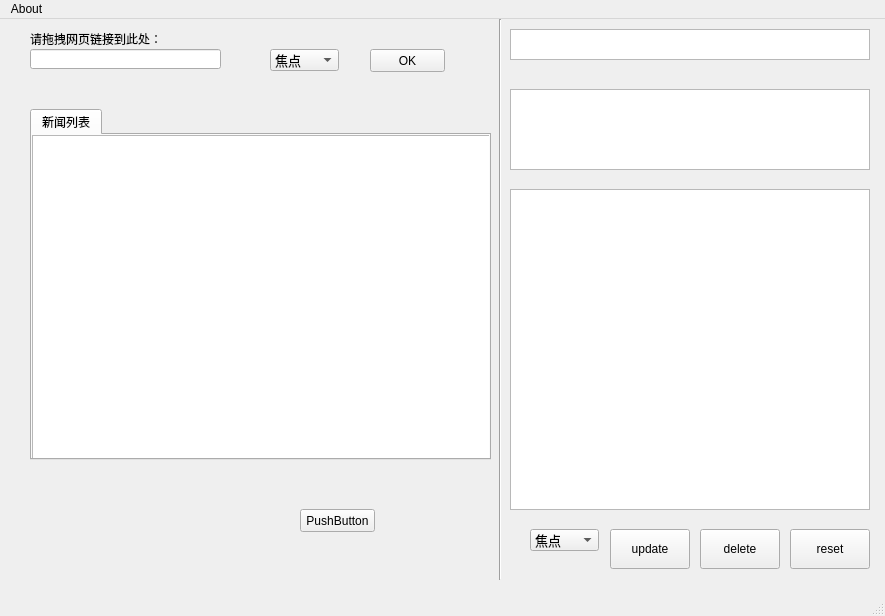
This is news0.ui in youzipi/news-desktop as Qt 5 draws it before an edit. The edited form follows.
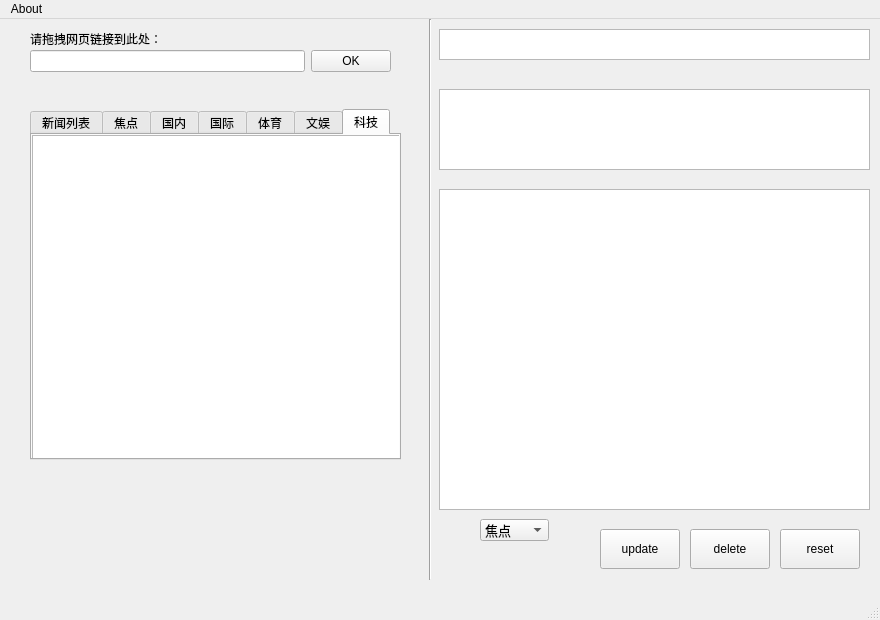
This is the edited form.

Commit message: add:实现分类列表显示 	数据库设置ui modify：布局调整 delete：删除了一些不必要的按钮

What changed in the file:
```diff
--- a/news0.ui
+++ b/news0.ui
@@ -6,14 +6,26 @@
    <rect>
     <x>0</x>
     <y>0</y>
-    <width>885</width>
-    <height>616</height>
+    <width>880</width>
+    <height>620</height>
    </rect>
   </property>
+  <property name="sizePolicy">
+   <sizepolicy hsizetype="Expanding" vsizetype="Ignored">
+    <horstretch>0</horstretch>
+    <verstretch>0</verstretch>
+   </sizepolicy>
+  </property>
   <property name="minimumSize">
    <size>
-    <width>80</width>
-    <height>0</height>
+    <width>880</width>
+    <height>620</height>
+   </size>
+  </property>
+  <property name="maximumSize">
+   <size>
+    <width>880</width>
+    <height>620</height>
    </size>
   </property>
   <property name="font">
@@ -32,7 +44,7 @@
      <rect>
       <x>30</x>
       <y>90</y>
-      <width>461</width>
+      <width>371</width>
       <height>351</height>
      </rect>
     </property>
@@ -49,7 +61,7 @@
      <enum>QTabWidget::Rounded</enum>
     </property>
     <property name="currentIndex">
-     <number>0</number>
+     <number>6</number>
     </property>
     <property name="elideMode">
      <enum>Qt::ElideNone</enum>
@@ -78,88 +90,157 @@
       </property>
      </widget>
     </widget>
-   </widget>
-   <widget class="QLineEdit" name="urlLine">
-    <property name="geometry">
-     <rect>
-      <x>30</x>
-      <y>30</y>
-      <width>191</width>
-      <height>20</height>
-     </rect>
-    </property>
-    <property name="text">
-     <string/>
-    </property>
-   </widget>
-   <widget class="QComboBox" name="categorizebox_p">
-    <property name="geometry">
-     <rect>
-      <x>270</x>
-      <y>30</y>
-      <width>69</width>
-      <height>22</height>
-     </rect>
-    </property>
-    <property name="font">
-     <font>
-      <family>SimSun-ExtB</family>
-      <pointsize>10</pointsize>
-      <weight>50</weight>
-      <bold>false</bold>
-      <kerning>true</kerning>
-     </font>
-    </property>
-    <item>
-     <property name="text">
+    <widget class="QWidget" name="tab">
+     <attribute name="title">
       <string>焦点</string>
-     </property>
-    </item>
-    <item>
-     <property name="text">
+     </attribute>
+     <widget class="QTableView" name="tableView_1">
+      <property name="geometry">
+       <rect>
+        <x>0</x>
+        <y>0</y>
+        <width>601</width>
+        <height>331</height>
+       </rect>
+      </property>
+      <property name="editTriggers">
+       <set>QAbstractItemView::NoEditTriggers</set>
+      </property>
+      <property name="dragEnabled">
+       <bool>true</bool>
+      </property>
+      <property name="sortingEnabled">
+       <bool>true</bool>
+      </property>
+     </widget>
+    </widget>
+    <widget class="QWidget" name="tab_2">
+     <attribute name="title">
       <string>国内</string>
-     </property>
-    </item>
-    <item>
-     <property name="text">
+     </attribute>
+     <widget class="QTableView" name="tableView_2">
+      <property name="geometry">
+       <rect>
+        <x>0</x>
+        <y>0</y>
+        <width>601</width>
+        <height>331</height>
+       </rect>
+      </property>
+      <property name="editTriggers">
+       <set>QAbstractItemView::NoEditTriggers</set>
+      </property>
+      <property name="dragEnabled">
+       <bool>true</bool>
+      </property>
+      <property name="sortingEnabled">
+       <bool>true</bool>
+      </property>
+     </widget>
+    </widget>
+    <widget class="QWidget" name="tab_3">
+     <attribute name="title">
       <string>国际</string>
-     </property>
-    </item>
-    <item>
-     <property name="text">
+     </attribute>
+     <widget class="QTableView" name="tableView_3">
+      <property name="geometry">
+       <rect>
+        <x>0</x>
+        <y>0</y>
+        <width>601</width>
+        <height>331</height>
+       </rect>
+      </property>
+      <property name="editTriggers">
+       <set>QAbstractItemView::NoEditTriggers</set>
+      </property>
+      <property name="dragEnabled">
+       <bool>true</bool>
+      </property>
+      <property name="sortingEnabled">
+       <bool>true</bool>
+      </property>
+     </widget>
+    </widget>
+    <widget class="QWidget" name="tab_4">
+     <attribute name="title">
       <string>体育</string>
-     </property>
-    </item>
-    <item>
-     <property name="text">
+     </attribute>
+     <widget class="QTableView" name="tableView_4">
+      <property name="geometry">
+       <rect>
+        <x>0</x>
+        <y>0</y>
+        <width>601</width>
+        <height>331</height>
+       </rect>
+      </property>
+      <property name="editTriggers">
+       <set>QAbstractItemView::NoEditTriggers</set>
+      </property>
+      <property name="dragEnabled">
+       <bool>true</bool>
+      </property>
+      <property name="sortingEnabled">
+       <bool>true</bool>
+      </property>
+     </widget>
+    </widget>
+    <widget class="QWidget" name="tab_5">
+     <attribute name="title">
       <string>文娱</string>
-     </property>
-    </item>
-    <item>
-     <property name="text">
+     </attribute>
+     <widget class="QTableView" name="tableView_5">
+      <property name="geometry">
+       <rect>
+        <x>0</x>
+        <y>0</y>
+        <width>391</width>
+        <height>331</height>
+       </rect>
+      </property>
+      <property name="editTriggers">
+       <set>QAbstractItemView::NoEditTriggers</set>
+      </property>
+      <property name="dragEnabled">
+       <bool>true</bool>
+      </property>
+      <property name="sortingEnabled">
+       <bool>true</bool>
+      </property>
+     </widget>
+    </widget>
+    <widget class="QWidget" name="tab_6">
+     <attribute name="title">
       <string>科技</string>
-     </property>
-    </item>
-   </widget>
-   <widget class="QPushButton" name="okbutton">
-    <property name="geometry">
-     <rect>
-      <x>370</x>
-      <y>30</y>
-      <width>75</width>
-      <height>23</height>
-     </rect>
-    </property>
-    <property name="text">
-     <string>OK</string>
-    </property>
+     </attribute>
+     <widget class="QTableView" name="tableView_6">
+      <property name="geometry">
+       <rect>
+        <x>0</x>
+        <y>0</y>
+        <width>371</width>
+        <height>331</height>
+       </rect>
+      </property>
+      <property name="editTriggers">
+       <set>QAbstractItemView::NoEditTriggers</set>
+      </property>
+      <property name="dragEnabled">
+       <bool>true</bool>
+      </property>
+      <property name="sortingEnabled">
+       <bool>true</bool>
+      </property>
+     </widget>
+    </widget>
    </widget>
    <widget class="QTextEdit" name="bodyedit">
     <property name="geometry">
      <rect>
-      <x>510</x>
+      <x>439</x>
       <y>170</y>
-      <width>360</width>
+      <width>431</width>
       <height>321</height>
      </rect>
     </property>
@@ -169,25 +250,12 @@
      </font>
     </property>
    </widget>
-   <widget class="QPushButton" name="pushButton">
-    <property name="geometry">
-     <rect>
-      <x>300</x>
-      <y>490</y>
-      <width>75</width>
-      <height>23</height>
-     </rect>
-    </property>
-    <property name="text">
-     <string>PushButton</string>
-    </property>
-   </widget>
    <widget class="QTextEdit" name="titleedit">
     <property name="geometry">
      <rect>
-      <x>510</x>
+      <x>439</x>
       <y>10</y>
-      <width>360</width>
+      <width>431</width>
       <height>31</height>
      </rect>
     </property>
@@ -212,9 +280,9 @@
    <widget class="QTextEdit" name="digestedit">
     <property name="geometry">
      <rect>
-      <x>510</x>
+      <x>439</x>
       <y>70</y>
-      <width>360</width>
+      <width>431</width>
       <height>81</height>
      </rect>
     </property>
@@ -227,7 +295,7 @@
    <widget class="QPushButton" name="updatebutton">
     <property name="geometry">
      <rect>
-      <x>610</x>
+      <x>600</x>
       <y>510</y>
       <width>80</width>
       <height>40</height>
@@ -240,7 +308,7 @@
    <widget class="QPushButton" name="resetbutton">
     <property name="geometry">
      <rect>
-      <x>790</x>
+      <x>780</x>
       <y>510</y>
       <width>80</width>
       <height>40</height>
@@ -253,7 +321,7 @@
    <widget class="Line" name="line">
     <property name="geometry">
      <rect>
-      <x>490</x>
+      <x>420</x>
       <y>0</y>
       <width>20</width>
       <height>561</height>
@@ -269,8 +337,8 @@
    <widget class="QComboBox" name="categorizebox_m">
     <property name="geometry">
      <rect>
-      <x>530</x>
-      <y>510</y>
+      <x>480</x>
+      <y>500</y>
       <width>69</width>
       <height>22</height>
      </rect>
@@ -318,7 +386,7 @@
    <widget class="QPushButton" name="deletebutton">
     <property name="geometry">
      <rect>
-      <x>700</x>
+      <x>690</x>
       <y>510</y>
       <width>80</width>
       <height>40</height>
@@ -341,13 +409,39 @@
      <string>请拖拽网页链接到此处：</string>
     </property>
    </widget>
+   <widget class="QWidget" name="">
+    <property name="geometry">
+     <rect>
+      <x>30</x>
+      <y>30</y>
+      <width>361</width>
+      <height>25</height>
+     </rect>
+    </property>
+    <layout class="QHBoxLayout" name="horizontalLayout">
+     <item>
+      <widget class="QLineEdit" name="urlLine">
+       <property name="text">
+        <string/>
+       </property>
+      </widget>
+     </item>
+     <item>
+      <widget class="QPushButton" name="okbutton">
+       <property name="text">
+        <string>OK</string>
+       </property>
+      </widget>
+     </item>
+    </layout>
+   </widget>
   </widget>
   <widget class="QMenuBar" name="menuBar">
    <property name="geometry">
     <rect>
      <x>0</x>
      <y>0</y>
-     <width>885</width>
+     <width>880</width>
      <height>23</height>
     </rect>
    </property>
```
Left out of the diff: 5 changed lines with no effect on the pictures. The commit also changes 3 other files.
